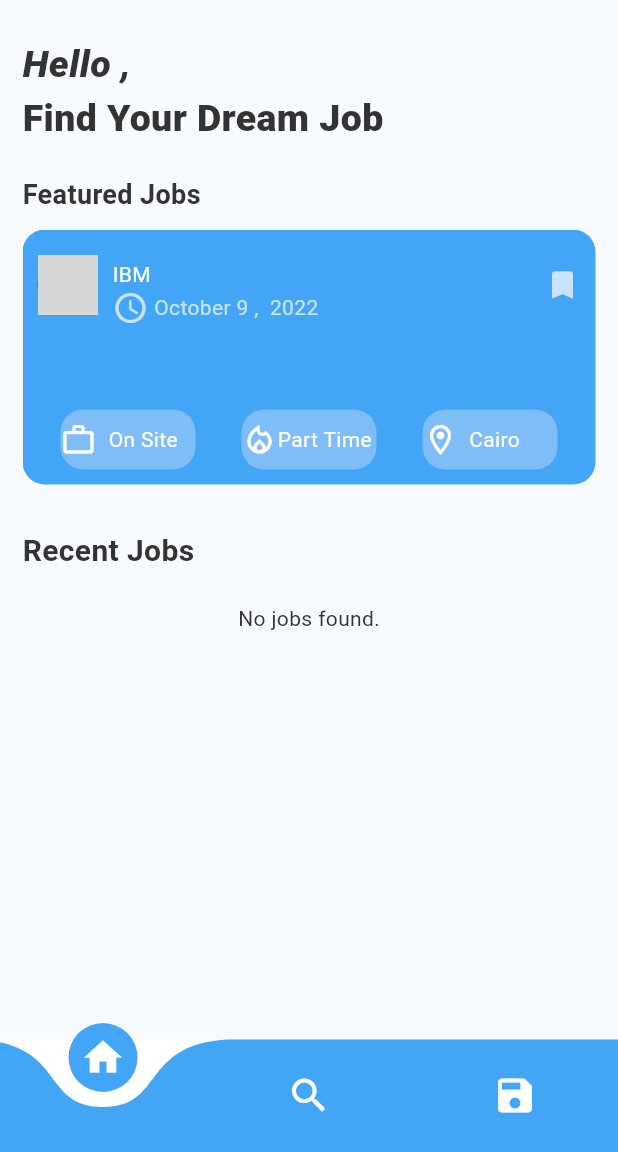
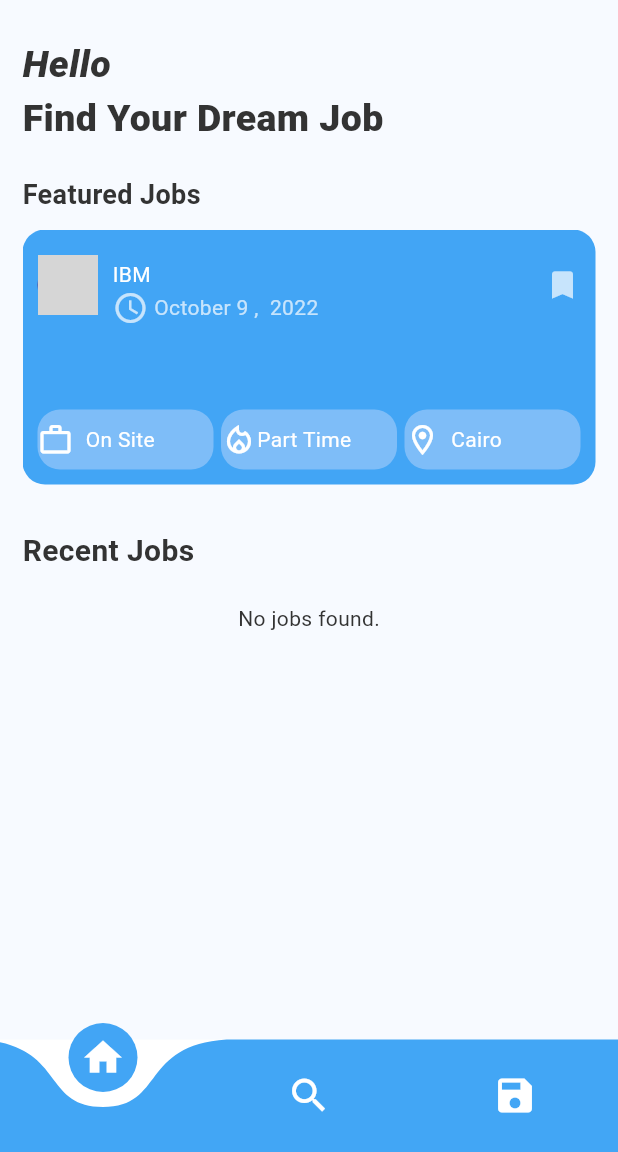
Before and after one commit to KareemEzzat91/job_Scout, a Flutter app: the screen it shows once a user with an empty profile is signed in, on a phone screen of 412 x 824 dp, the part 84-1236 px from its top. Run offline on Flutter 3.47's test engine with Material 3 defaults, Android fonts, the phone set to English and light mode, and no system bars; drawn by our look-alikes of carousel_slider, curved_navigation_bar; our stand-ins replace bloc, dio, firebase_auth, firebase_core, firebase_messaging, flutter_bloc and 6 more; missing offline and left inert: flutter_facebook_auth, searchable_listview; accounts and stored records are empty; network calls fail; grey boxes are pictures that could not be loaded.

Commit message:
Kareem Ezzatqw

```diff
--- a/lib/HomeScreen/HomeScreen.dart
+++ b/lib/HomeScreen/HomeScreen.dart
@@ -98,7 +98,7 @@ class Homescreen extends StatelessWidget {
                       crossAxisAlignment: CrossAxisAlignment.start,
                       children: [
                         Text(
-                          'Hello ,',
+                          'Hello ',
                           textAlign: TextAlign.start,
                           style: TextStyle(
                               fontStyle: FontStyle.italic,
@@ -195,7 +195,8 @@ class Homescreen extends StatelessWidget {
                                     mainAxisAlignment:
                                         MainAxisAlignment.spaceAround,
                                     children: [
-                                      Container(
+                                      Expanded(
+                                        child: Container(
                                           alignment: Alignment.center,
                                           height: 40,
                                           width: 90,
@@ -216,7 +217,11 @@ class Homescreen extends StatelessWidget {
                                             ],
                                           ),
                                         ),
-                                      Container(
+                                      ),
+                                      SizedBox(width: 5,),
+
+                                      Expanded(
+                                        child: Container(
                                           alignment: Alignment.center,
                                           height: 40,
                                           width: 90,
@@ -231,12 +236,16 @@ class Homescreen extends StatelessWidget {
                                                       .local_fire_department_outlined,
                                                   color: Colors.white),
                                               Text('Part Time',
+                                                  overflow: TextOverflow.ellipsis,
                                                   style: TextStyle(
                                                       color: Colors.white)),
                                             ],
                                           ),
                                         ),
-                                      Container(
+                                      ),
+                                      SizedBox(width: 5,),
+                                      Expanded(
+                                        child: Container(
                                           alignment: Alignment.center,
                                           height: 40,
                                           width: 90,
@@ -255,6 +264,7 @@ class Homescreen extends StatelessWidget {
                                                   style: TextStyle(
                                                       color: Colors.white)),
                                             ],
+                                          ),
                                         ),
                                       )
                                     ],
@@ -424,6 +434,7 @@ class Homescreen extends StatelessWidget {
                                       ),
                                       TextButton(
                                         onPressed: () {
+
                                           _launchUrl(item.applyUrl);
 /*
                                           _launchUrl("https://www.google.com");
```
Lines whose indentation alone changed are shown as unchanged.
